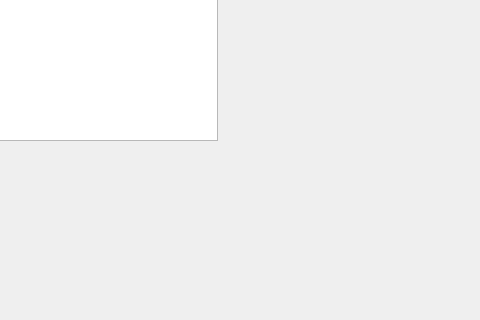
The window that testing/workingplane.ui (jack-SAI/testing) describes before a commit, drawn with Qt 5; both pictures show x 293 to 773 and y 151 to 471 of the 773 by 471 pixel window.
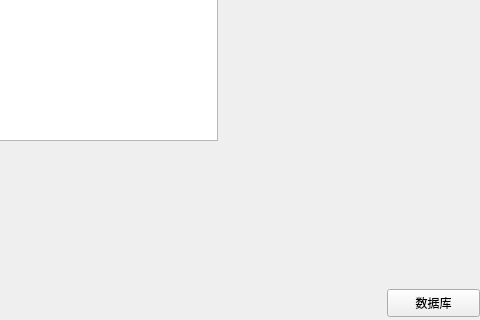
The same window after the commit.

What changed in the file:
```diff
--- a/testing/workingplane.ui
+++ b/testing/workingplane.ui
@@ -46,6 +46,19 @@
     </rect>
    </property>
   </widget>
+  <widget class="QPushButton" name="dbButton">
+   <property name="geometry">
+    <rect>
+     <x>680</x>
+     <y>440</y>
+     <width>93</width>
+     <height>28</height>
+    </rect>
+   </property>
+   <property name="text">
+    <string>数据库</string>
+   </property>
+  </widget>
  </widget>
  <resources/>
  <connections/>
```
